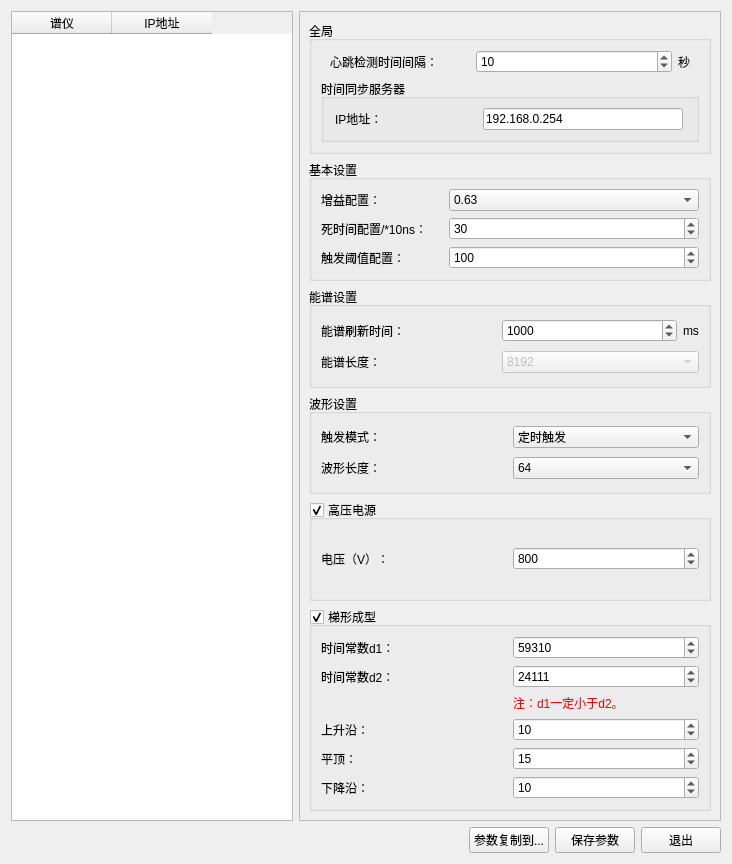
Above: detsettingwindow.ui from MrXiaomao/ZrActivationPro before the change. Below: the same form after it.
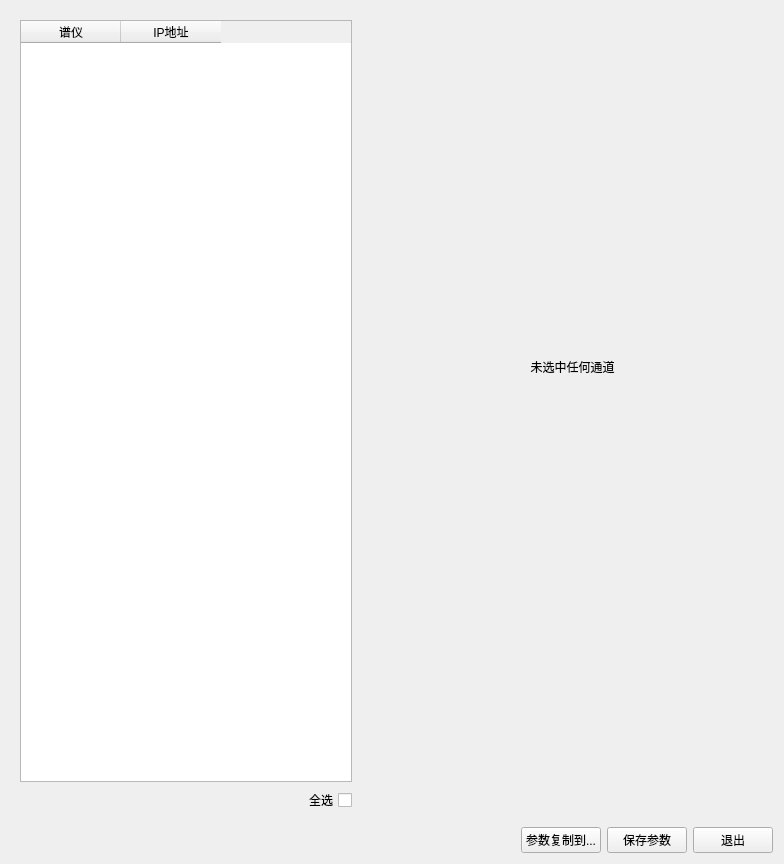
That is the form after the change. The open tabs and pages were chosen to show the change.

Commit message: 实现探测器参数设置的表格多选单选，以及相应的参数保存功能。

Patch:
```diff
--- a/detsettingwindow.ui
+++ b/detsettingwindow.ui
@@ -6,15 +6,109 @@
    <rect>
     <x>0</x>
     <y>0</y>
-    <width>732</width>
+    <width>741</width>
     <height>864</height>
    </rect>
   </property>
   <property name="windowTitle">
    <string>探测器参数配置</string>
   </property>
-  <layout class="QGridLayout" name="gridLayout_6" columnstretch="2,3">
+  <layout class="QGridLayout" name="gridLayout_6" columnstretch="2,0,0">
+   <item row="0" column="0">
+    <widget class="QWidget" name="widget_2" native="true">
+     <property name="sizePolicy">
+      <sizepolicy hsizetype="Minimum" vsizetype="Preferred">
+       <horstretch>0</horstretch>
+       <verstretch>0</verstretch>
+      </sizepolicy>
+     </property>
+     <property name="minimumSize">
+      <size>
+       <width>350</width>
+       <height>50</height>
+      </size>
+     </property>
+     <layout class="QVBoxLayout" name="verticalLayout_3">
+      <item>
+       <widget class="QTableWidget" name="tableWidget">
+        <property name="sizePolicy">
+         <sizepolicy hsizetype="Minimum" vsizetype="Expanding">
+          <horstretch>0</horstretch>
+          <verstretch>0</verstretch>
+         </sizepolicy>
+        </property>
+        <property name="editTriggers">
+         <set>QAbstractItemView::AnyKeyPressed|QAbstractItemView::DoubleClicked|QAbstractItemView::EditKeyPressed|QAbstractItemView::SelectedClicked</set>
+        </property>
+        <property name="selectionBehavior">
+         <enum>QAbstractItemView::SelectRows</enum>
+        </property>
+        <attribute name="verticalHeaderVisible">
+         <bool>false</bool>
+        </attribute>
+        <column>
+         <property name="text">
+          <string>谱仪</string>
+         </property>
+        </column>
+        <column>
+         <property name="text">
+          <string>IP地址</string>
+         </property>
+        </column>
+       </widget>
+      </item>
+      <item>
+       <widget class="QCheckBox" name="checkBox_selectAll">
+        <property name="layoutDirection">
+         <enum>Qt::RightToLeft</enum>
+        </property>
+        <property name="text">
+         <string>全选</string>
+        </property>
+       </widget>
+      </item>
+     </layout>
+    </widget>
+   </item>
    <item row="0" column="1">
+    <widget class="QStackedWidget" name="stackedWidget">
+     <property name="sizePolicy">
+      <sizepolicy hsizetype="Expanding" vsizetype="Preferred">
+       <horstretch>0</horstretch>
+       <verstretch>0</verstretch>
+      </sizepolicy>
+     </property>
+     <property name="minimumSize">
+      <size>
+       <width>400</width>
+       <height>0</height>
+      </size>
+     </property>
+     <property name="currentIndex">
+      <number>1</number>
+     </property>
+     <widget class="QWidget" name="page">
+      <widget class="QLabel" name="label_4">
+       <property name="geometry">
+        <rect>
+         <x>150</x>
+         <y>320</y>
+         <width>111</width>
+         <height>71</height>
+        </rect>
+       </property>
+       <property name="text">
+        <string>未选中任何通道</string>
+       </property>
+       <property name="alignment">
+        <set>Qt::AlignCenter</set>
+       </property>
+      </widget>
+     </widget>
+     <widget class="QWidget" name="page_2">
+      <layout class="QVBoxLayout" name="verticalLayout_4">
+       <item>
     <widget class="QScrollArea" name="scrollArea">
      <property name="widgetResizable">
       <bool>true</bool>
@@ -24,8 +118,8 @@
        <rect>
         <x>0</x>
         <y>0</y>
-        <width>423</width>
-        <height>815</height>
+            <width>380</width>
+            <height>797</height>
        </rect>
       </property>
       <property name="styleSheet">
@@ -547,7 +641,11 @@
      </widget>
     </widget>
    </item>
-   <item row="1" column="0" colspan="2">
+      </layout>
+     </widget>
+    </widget>
+   </item>
+   <item row="2" column="0" colspan="3">
     <widget class="QWidget" name="widget" native="true">
      <property name="sizePolicy">
       <sizepolicy hsizetype="Preferred" vsizetype="Fixed">
@@ -605,29 +703,6 @@
      </layout>
     </widget>
    </item>
-   <item row="0" column="0">
-    <widget class="QTableWidget" name="tableWidget">
-     <property name="editTriggers">
-      <set>QAbstractItemView::AnyKeyPressed|QAbstractItemView::DoubleClicked|QAbstractItemView::EditKeyPressed|QAbstractItemView::SelectedClicked</set>
-     </property>
-     <property name="selectionBehavior">
-      <enum>QAbstractItemView::SelectRows</enum>
-     </property>
-     <attribute name="verticalHeaderVisible">
-      <bool>false</bool>
-     </attribute>
-     <column>
-      <property name="text">
-       <string>谱仪</string>
-      </property>
-     </column>
-     <column>
-      <property name="text">
-       <string>IP地址</string>
-      </property>
-     </column>
-    </widget>
-   </item>
   </layout>
  </widget>
  <resources/>
```
Lines whose indentation alone changed are shown as unchanged. The commit also changes 2 other files.
